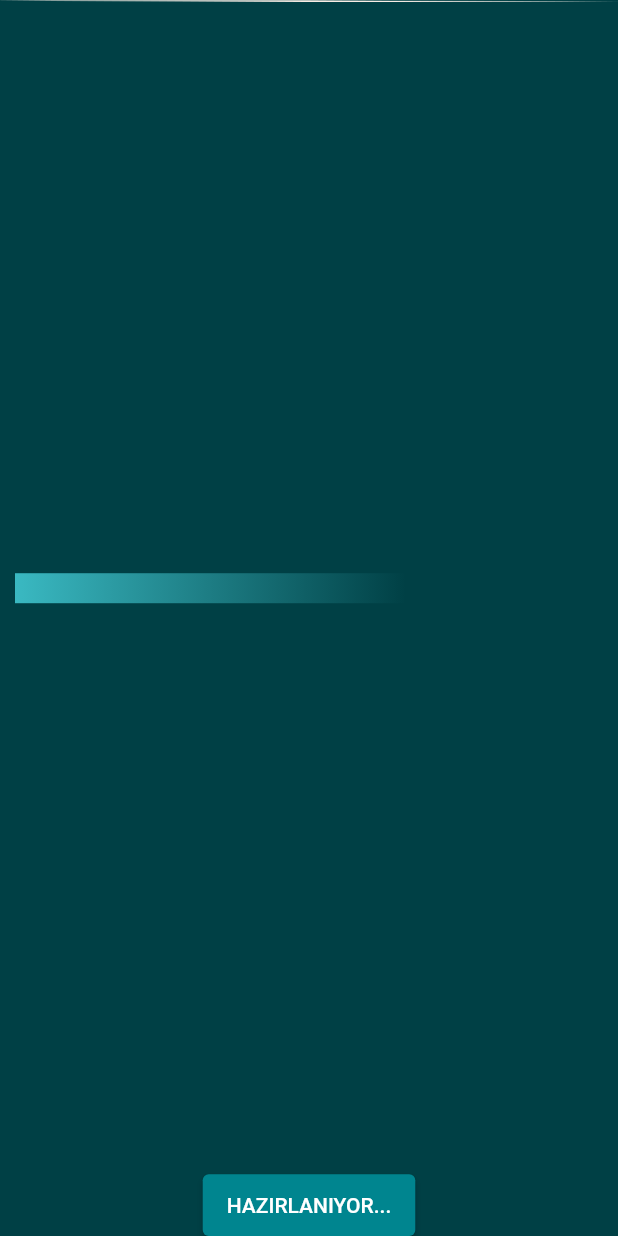
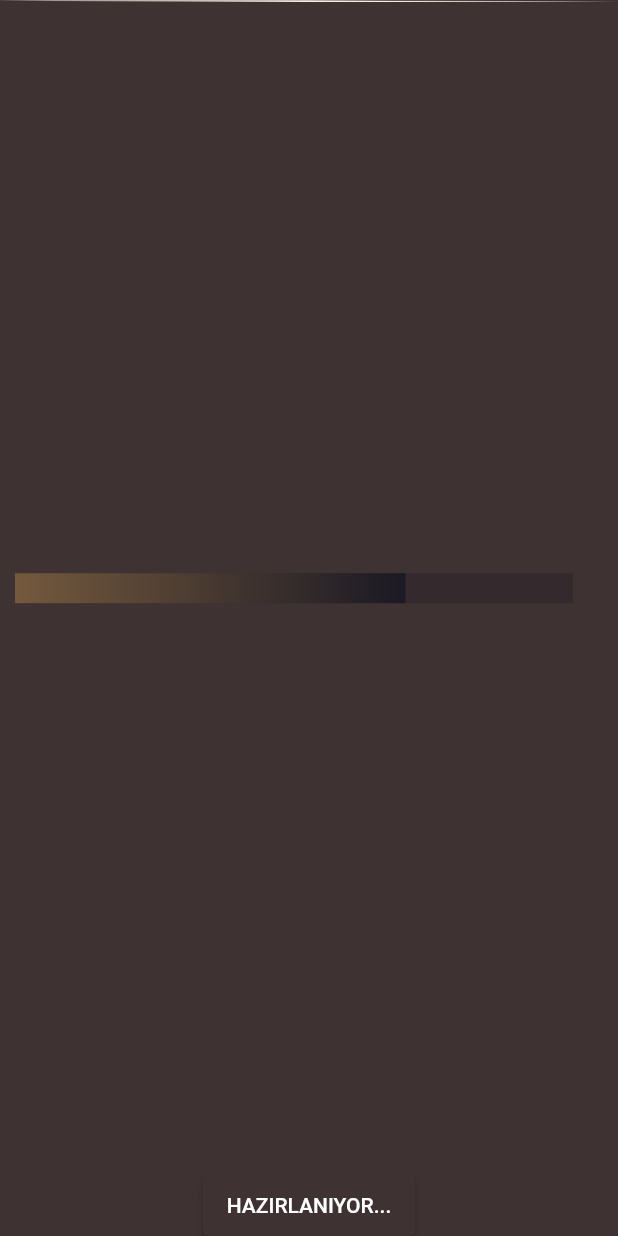
Before and after one commit to moradchalaby/hive_sozluk_desktop, a Flutter app: the screen it shows after launch, on a phone screen of 412 x 824 dp. Run offline on Flutter 3.47's test engine with Material 2 defaults, Android fonts, the light colour scheme and no system bars; drawn by our look-alikes of percent_indicator; our stand-ins replace auto_size_text, diacritic, get_it, hive, introduction_screen, screenshot and 1 more; missing offline and left inert: bitsdojo_window, desktop_window, indexed_list_view, simple_drawer, turkish; accounts and stored records are empty; generated files the repository leaves out were written again; Roboto replaces fonts that are missing (Scopoe).

Commit message:
renk değişti 1( kahverengi tonları) eskiis (mavi tonları)

```diff
--- a/lib/model/theme/colors.dart
+++ b/lib/model/theme/colors.dart
@@ -2,11 +2,11 @@ import 'package:flutter/material.dart';
 
 class CustomColors {
   static const Color siyah = Color(0xFF000000);
-  static const Color renk5 = Color(0xFF004045);
-  static const Color renk4 = Color(0xFF00858F);
-  static const Color renk3 = Color(0xFF3AB9C2);
-  static const Color renk2 = Color(0xFF4DF3FF);
-  static const Color renk1 = Color(0xFFf6FFF6);
+  static const Color renk5 = Color(0xFF1B1924);
+  static const Color renk4 = Color(0xFF3F3232);
+  static const Color renk3 = Color(0xFF74593D);
+  static const Color renk2 = Color(0xFFB5C1B4);
+  static const Color renk1 = Color(0xFFDCD9C6);
   static const Color gri = Color(0xFFB0B5B7);
   static const Color yesil = Color(0xFF00CC11);
   static const Color kirmizi = Color(0xFFFF4000);
--- a/lib/model/theme/theme_model.dart
+++ b/lib/model/theme/theme_model.dart
@@ -21,8 +21,8 @@ class CustomTheme {
     return ThemeData(
         //2
 
-        primaryColor: CustomColors.renk4,
-        scaffoldBackgroundColor: CustomColors.renk5,
+        primaryColor: CustomColors.renk5,
+        scaffoldBackgroundColor: CustomColors.renk4,
         fontFamily: 'Scopoe', //3
         cardTheme: CardTheme(
           color: CustomColors.renk3,
@@ -56,18 +56,18 @@ class CustomTheme {
               fontSize: 16,
               fontStyle: FontStyle.italic,
               fontWeight: FontWeight.w400),
+          headline4: TextStyle(
+              color: Colors.amber[200],
+              fontFamily: 'Minion',
+              fontSize: 16,
+              //fontStyle: FontStyle.italic,
+              fontWeight: FontWeight.w600),
           headline5: TextStyle(
               color: CustomColors.renk1.withOpacity(0.5),
               fontFamily: 'Minion',
               fontSize: 16,
               fontStyle: FontStyle.italic,
               fontWeight: FontWeight.normal),
-          headline4: TextStyle(
-              color: CustomColors.renk2,
-              fontFamily: 'Minion',
-              fontSize: 16,
-              //fontStyle: FontStyle.italic,
-              fontWeight: FontWeight.w600),
           caption: TextStyle(
             color: CustomColors.renk2,
             fontFamily: 'Minion',
--- a/lib/provider/mana_ara_list.dart
+++ b/lib/provider/mana_ara_list.dart
@@ -64,9 +64,9 @@ class ManaAraModelImplementation extends ManaAraModel {
     _items = kelimeler
         .where((a) =>
             a.deyimid == 0 &&
-            ((removeDiacritics(a.mana.join(' ')))
+            ((a.mana.join(' '))
                     .toLowerCaseTr()
-                    .contains(removeDiacritics(_searchm).toLowerCaseTr()) &&
+                    .contains(_searchm.toLowerCaseTr()) &&
                 (a.text.toLowerCaseTr()).endsWith(_searchk.toLowerCaseTr())))
         .toList();
     if (_items.isNotEmpty) {
--- a/lib/widget/kelime_ara/mana.dart
+++ b/lib/widget/kelime_ara/mana.dart
@@ -80,7 +80,7 @@ class _ListManaState extends State<ListMana> {
                     padding: EdgeInsets.zero,
                     height: 40,
                     decoration: BoxDecoration(
-                        color: CustomColors.renk4,
+                        color: CustomColors.renk5,
                         borderRadius: BorderRadius.only(
                             bottomLeft: Radius.circular(20),
                             bottomRight: Radius.circular(20))),
@@ -270,7 +270,7 @@ class _ListManaState extends State<ListMana> {
       floatingActionButton: FloatingActionButton(
           mini: true,
           tooltip: 'müstensih',
-          backgroundColor: CustomColors.renk3,
+          backgroundColor: CustomColors.renk5,
           elevation: 7.0,
           onPressed: () {
             Clipboard.setData(ClipboardData(text: kelime.text + ':\n' + copy))
@@ -282,7 +282,7 @@ class _ListManaState extends State<ListMana> {
                       kelime.text +
                       '\" Kelismesinin mânâsı istinsah edildi.'),
                   dismissDirection: DismissDirection.horizontal,
-                  backgroundColor: CustomColors.renk4,
+                  backgroundColor: CustomColors.renk5,
                   duration: Duration(milliseconds: 1500),
                 )); // -> show a notification
               },
--- a/lib/widget/mana_ara/kelime.dart
+++ b/lib/widget/mana_ara/kelime.dart
@@ -141,12 +141,12 @@ class _ListManaAraKelimeState extends State<ListManaAraKelime> {
                             padding: MaterialStateProperty.all<EdgeInsets>(
                                 EdgeInsets.all(0)),
                             overlayColor: MaterialStateProperty.all<Color>(
-                                CustomColors.renk5),
+                                Colors.red[400]),
                             backgroundColor: kelimesec == index
                                 ? MaterialStateProperty.all<Color>(
-                                    CustomColors.renk5)
+                                    Colors.red[900])
                                 : MaterialStateProperty.all<Color>(
-                                    CustomColors.renk4)),
+                                    CustomColors.renk5)),
                         onPressed: () {
                           getMana(context, kelimeList, index);
                           setState(() {
```
Also changed, not shown: lib/main.dart (+6 -7 lines), lib/mainPage.dart (+7 -0 lines), lib/widget/kelime_ara/kelime.dart (+4 -4 lines), lib/widget/mana_ara/mana.dart (+62 -10 lines), pubspec.lock.
